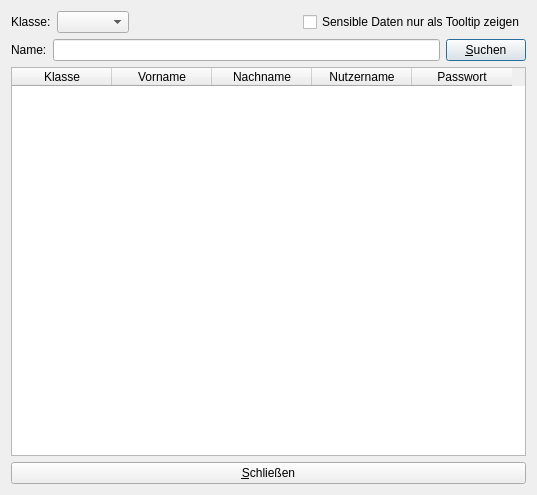
Qt form sfinder/maindlg.ui (cniehaus/biotools) before a commit.
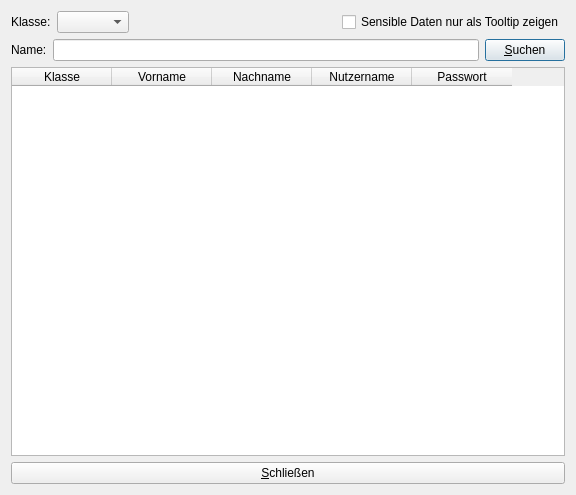
The same form after that commit.

Commit message: Wir haben beschlossen, dass das Programm fertig ist

```diff
--- a/sfinder/maindlg.ui
+++ b/sfinder/maindlg.ui
@@ -5,7 +5,7 @@
    <rect>
     <x>0</x>
     <y>0</y>
-    <width>537</width>
+    <width>576</width>
     <height>495</height>
    </rect>
   </property>
```
The commit also changes 1 other file.
